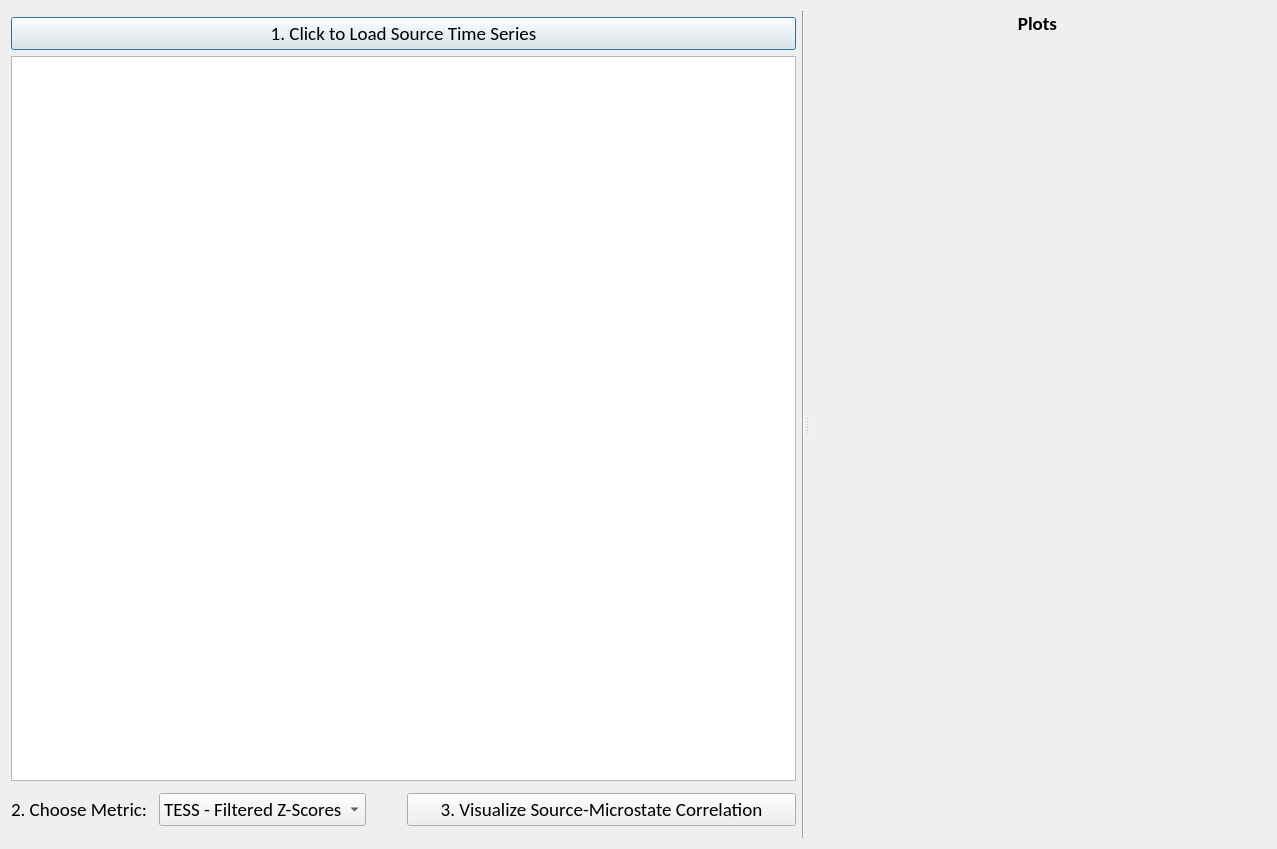
This is src/main/resources/base/SourceVisualizationWindow.ui in eeg-comet/eeg-comet as Qt 5 draws it before an edit. The edited form follows.
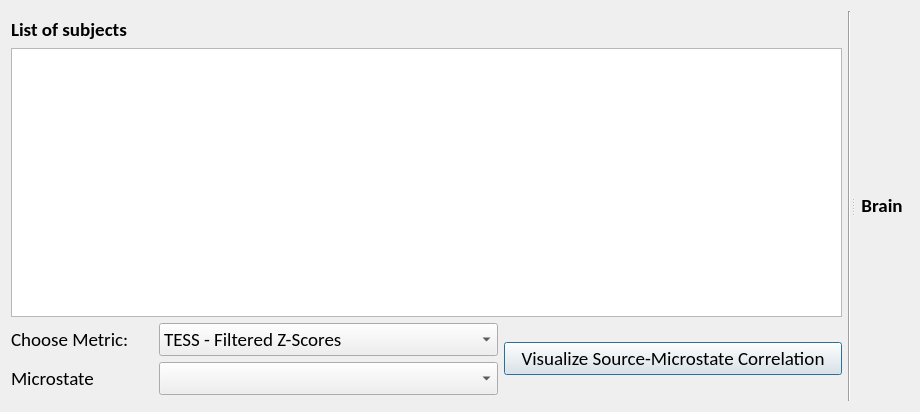
This is the edited form. Custom widgets are drawn as their Qt base class.

Commit message: updated the code to visualize the localized sources

```diff
--- a/src/main/resources/base/SourceVisualizationWindow.ui
+++ b/src/main/resources/base/SourceVisualizationWindow.ui
@@ -6,8 +6,8 @@
    <rect>
     <x>0</x>
     <y>0</y>
-    <width>1277</width>
-    <height>849</height>
+    <width>920</width>
+    <height>412</height>
    </rect>
   </property>
   <property name="font">
@@ -37,14 +37,7 @@
        </font>
       </property>
       <layout class="QGridLayout" name="gridLayout_3">
-       <item row="1" column="0">
-        <widget class="QPushButton" name="load_stc_button">
-         <property name="text">
-          <string>1. Click to Load Source Time Series</string>
-         </property>
-        </widget>
-       </item>
-       <item row="0" column="2" rowspan="7">
+       <item row="0" column="3" rowspan="6">
         <widget class="Line" name="line">
          <property name="font">
           <font>
@@ -56,12 +49,14 @@
          </property>
         </widget>
        </item>
-       <item row="4" column="0">
-        <layout class="QHBoxLayout" name="horizontalLayout_5">
-         <item>
-          <layout class="QHBoxLayout" name="horizontalLayout">
-           <item>
-            <widget class="QLabel" name="label">
+       <item row="3" column="0">
+        <widget class="QLabel" name="metric_label">
+         <property name="sizePolicy">
+          <sizepolicy hsizetype="Preferred" vsizetype="Maximum">
+           <horstretch>0</horstretch>
+           <verstretch>0</verstretch>
+          </sizepolicy>
+         </property>
              <property name="maximumSize">
               <size>
                <width>142</width>
@@ -69,14 +64,14 @@
               </size>
              </property>
              <property name="text">
-              <string>2. Choose Metric:</string>
+          <string>Choose Metric:</string>
              </property>
             </widget>
            </item>
-           <item alignment="Qt::AlignLeft">
+       <item row="3" column="1">
             <widget class="QComboBox" name="microstates_list_combobox">
              <property name="sizePolicy">
-              <sizepolicy hsizetype="Maximum" vsizetype="Fixed">
+          <sizepolicy hsizetype="Preferred" vsizetype="Maximum">
                <horstretch>0</horstretch>
                <verstretch>0</verstretch>
               </sizepolicy>
@@ -108,23 +103,14 @@
              </item>
             </widget>
            </item>
-          </layout>
-         </item>
-         <item>
-          <widget class="QPushButton" name="plot_sources_button">
-           <property name="font">
-            <font>
-             <pointsize>14</pointsize>
-            </font>
-           </property>
+       <item row="4" column="0">
+        <widget class="QLabel" name="microstate_label">
            <property name="text">
-            <string>3. Visualize Source-Microstate Correlation</string>
+          <string>Microstate</string>
            </property>
           </widget>
          </item>
-        </layout>
-       </item>
-       <item row="2" column="0">
+       <item row="2" column="0" colspan="3">
         <widget class="QListWidget" name="subjects_list">
          <property name="sizePolicy">
           <sizepolicy hsizetype="MinimumExpanding" vsizetype="Expanding">
@@ -140,6 +126,40 @@
          </property>
         </widget>
        </item>
+       <item row="4" column="1">
+        <widget class="QComboBox" name="microstate_combobox"/>
+       </item>
+       <item row="3" column="2" rowspan="2">
+        <widget class="QPushButton" name="plot_sources_button">
+         <property name="sizePolicy">
+          <sizepolicy hsizetype="Preferred" vsizetype="Maximum">
+           <horstretch>0</horstretch>
+           <verstretch>0</verstretch>
+          </sizepolicy>
+         </property>
+         <property name="font">
+          <font>
+           <pointsize>14</pointsize>
+          </font>
+         </property>
+         <property name="text">
+          <string>Visualize Source-Microstate Correlation</string>
+         </property>
+        </widget>
+       </item>
+       <item row="1" column="0" colspan="3">
+        <widget class="QLabel" name="label_2">
+         <property name="font">
+          <font>
+           <weight>75</weight>
+           <bold>true</bold>
+          </font>
+         </property>
+         <property name="text">
+          <string>List of subjects</string>
+         </property>
+        </widget>
+       </item>
       </layout>
      </widget>
      <widget class="QWidget" name="verticalLayoutWidget">
@@ -165,7 +185,7 @@
           </font>
          </property>
          <property name="text">
-          <string>Plots</string>
+          <string>Brain</string>
          </property>
          <property name="alignment">
           <set>Qt::AlignCenter</set>
@@ -173,25 +193,7 @@
         </widget>
        </item>
        <item>
-        <widget class="MplWidget" name="PvWidget" native="true">
-         <property name="sizePolicy">
-          <sizepolicy hsizetype="Expanding" vsizetype="Expanding">
-           <horstretch>0</horstretch>
-           <verstretch>0</verstretch>
-          </sizepolicy>
-         </property>
-         <property name="minimumSize">
-          <size>
-           <width>400</width>
-           <height>300</height>
-          </size>
-         </property>
-         <property name="font">
-          <font>
-           <pointsize>14</pointsize>
-          </font>
-         </property>
-        </widget>
+        <layout class="QVBoxLayout" name="Figure_Layout"/>
        </item>
       </layout>
      </widget>
@@ -199,14 +201,6 @@
    </item>
   </layout>
  </widget>
- <customwidgets>
-  <customwidget>
-   <class>MplWidget</class>
-   <extends>QWidget</extends>
-   <header>customwidgets.mplwidget</header>
-   <container>1</container>
-  </customwidget>
- </customwidgets>
  <resources/>
  <connections/>
 </ui>
```
Lines whose indentation alone changed are shown as unchanged. The commit also changes 3 other files.
